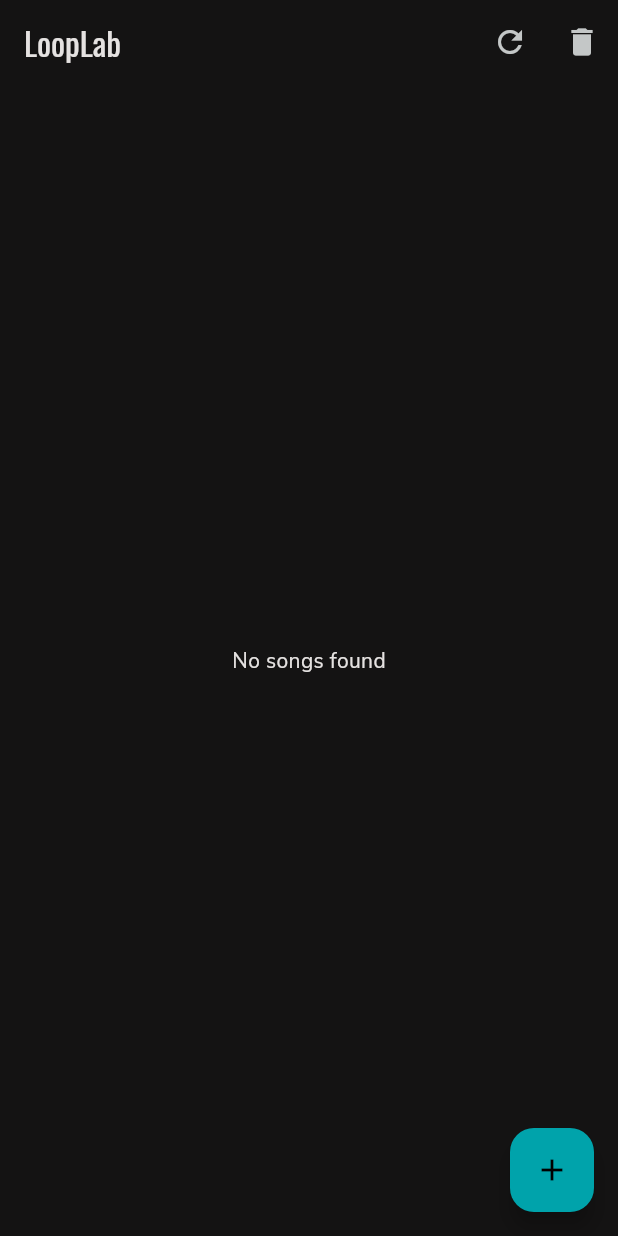
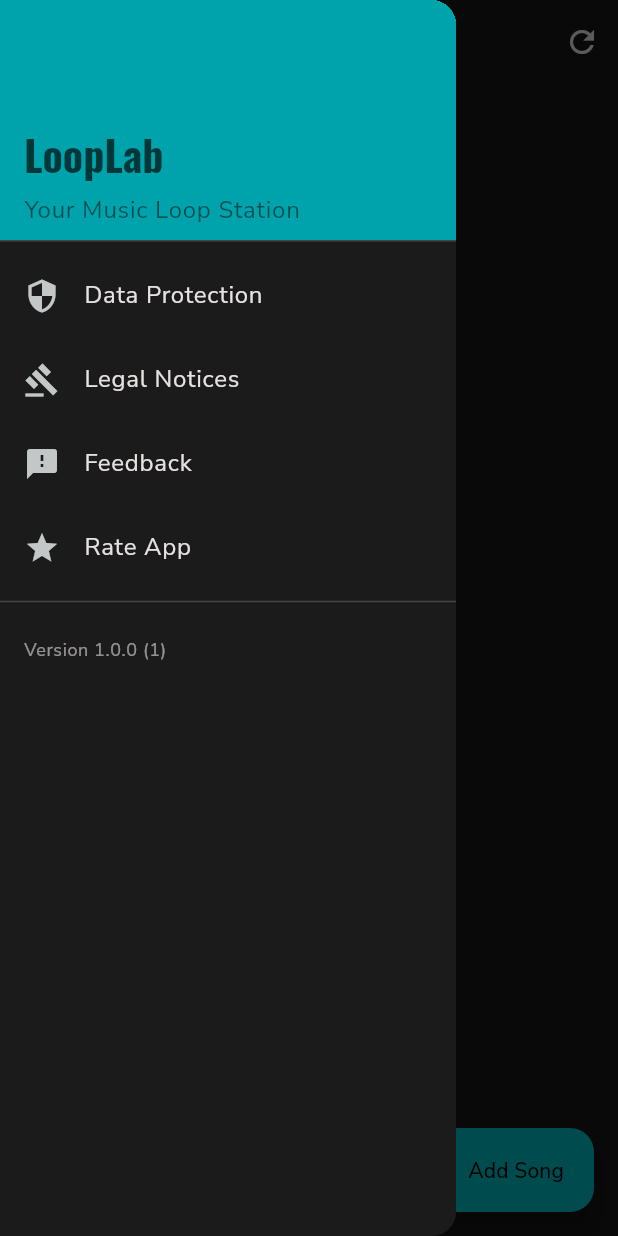
Before and after one commit to novas1r1/looplab, a Flutter app: the screen it shows after launch, with the side drawer open (before the commit the screen has no drawer), on a phone screen of 412 x 824 dp. Run offline on Flutter 3.47's test engine with Material 3 defaults, Android fonts, the phone set to English and light mode, and no system bars; our stand-ins replace bloc, dart_mappable, file_picker, flutter_bloc, google_fonts, lottie and 2 more; missing offline and left inert: flutter_soloud; generated files the repository leaves out were written again.

Commit message:
more cool stuff

```diff
--- a/lib/app/view/app.dart
+++ b/lib/app/view/app.dart
@@ -8,13 +8,20 @@ import 'package:looplab/data/repositories/song_repository.dart';
 import 'package:looplab/home/cubit/all_songs_cubit.dart';
 import 'package:looplab/home/home_page.dart';
 import 'package:looplab/l10n/l10n.dart';
+import 'package:package_info_plus/package_info_plus.dart';
 import 'package:sembast/sembast.dart';
 
 class App extends StatelessWidget {
   final Database db;
   final SoLoud soloud;
+  final PackageInfo packageInfo;
 
-  const App({required this.db, required this.soloud, super.key});
+  const App({
+    required this.db,
+    required this.soloud,
+    required this.packageInfo,
+    super.key,
+  });
 
   @override
   Widget build(BuildContext context) {
@@ -28,6 +35,7 @@ class App extends StatelessWidget {
     return RepositoryWrapper(
       db: db,
       soLoud: soloud,
+      packageInfo: packageInfo,
       child: BlocProvider(
         create: (context) => AllSongsCubit(
           songRepository: context.read<SongRepository>(),
--- a/lib/app/view/repository_wrapper.dart
+++ b/lib/app/view/repository_wrapper.dart
@@ -4,17 +4,20 @@ import 'package:flutter_bloc/flutter_bloc.dart';
 import 'package:flutter_soloud/flutter_soloud.dart';
 import 'package:looplab/data/repositories/file_repository.dart';
 import 'package:looplab/data/repositories/song_repository.dart';
+import 'package:package_info_plus/package_info_plus.dart';
 import 'package:sembast/sembast.dart';
 
 class RepositoryWrapper extends StatelessWidget {
   final Widget child;
   final Database db;
   final SoLoud soLoud;
+  final PackageInfo packageInfo;
 
   const RepositoryWrapper({
     required this.db,
     required this.child,
     required this.soLoud,
+    required this.packageInfo,
     super.key,
   });
 
@@ -28,7 +31,11 @@ class RepositoryWrapper extends StatelessWidget {
           ),
         ),
         RepositoryProvider(
-          create: (context) => SongRepository(db: db, soLoud: soLoud)..getAllSongs(),
+          create: (context) =>
+              SongRepository(db: db, soLoud: soLoud)..getAllSongs(),
+        ),
+        RepositoryProvider(
+          create: (context) => packageInfo,
         ),
       ],
       child: child,
--- a/lib/home/home_page.dart
+++ b/lib/home/home_page.dart
@@ -1,29 +1,53 @@
+import 'package:flutter/foundation.dart';
 import 'package:flutter/material.dart';
 import 'package:flutter_bloc/flutter_bloc.dart';
 import 'package:looplab/core/ui/widgets/loading.dart';
 import 'package:looplab/core/utils/duration_extension.dart';
 import 'package:looplab/data/repositories/file_repository.dart';
 import 'package:looplab/home/cubit/all_songs_cubit.dart';
+import 'package:looplab/home/widgets/custom_drawer.dart';
 import 'package:looplab/models/song.dart';
 import 'package:looplab/song/view/song_page.dart';
 
-class HomePage extends StatelessWidget {
+class HomePage extends StatefulWidget {
   const HomePage({super.key});
+
+  @override
+  State<HomePage> createState() => _HomePageState();
+}
+
+class _HomePageState extends State<HomePage> {
+  final GlobalKey<ScaffoldState> _scaffoldKey = GlobalKey<ScaffoldState>();
 
   @override
   Widget build(BuildContext context) {
     return Scaffold(
+      key: _scaffoldKey,
+      backgroundColor: Theme.of(context).colorScheme.surface,
+      drawer: const CustomDrawer(),
       appBar: AppBar(
-        title: const Text('LoopLab'),
+        elevation: 0,
+        backgroundColor: Colors.transparent,
+        leading: IconButton(
+          icon: const Icon(Icons.menu),
+          onPressed: () => _scaffoldKey.currentState?.openDrawer(),
+        ),
+        title: Text(
+          'LoopLab',
+          style: Theme.of(context).textTheme.headlineLarge?.copyWith(
+                fontWeight: FontWeight.bold,
+              ),
+        ),
         actions: [
           IconButton(
             onPressed: () => context.read<AllSongsCubit>().loadSongs(),
             icon: const Icon(Icons.refresh),
           ),
-          IconButton(
-            onPressed: () => _onClearDb(context),
-            icon: const Icon(Icons.delete),
-          ),
+          if (kDebugMode)
+            IconButton(
+              onPressed: () => _onClearDb(context),
+              icon: const Icon(Icons.delete),
+            ),
         ],
       ),
       body: BlocBuilder<AllSongsCubit, AllSongsState>(
@@ -33,24 +57,46 @@ class HomePage extends StatelessWidget {
               return const Center(child: Loading());
             case AllSongsStatus.loaded:
               if (state.songs.isEmpty) {
-                return const Center(child: Text('No songs found'));
+                return Center(
+                  child: Column(
+                    mainAxisAlignment: MainAxisAlignment.center,
+                    children: [
+                      Icon(
+                        Icons.music_note,
+                        size: 64,
+                        color: Theme.of(context)
+                            .colorScheme
+                            .primary
+                            .withOpacity(0.5),
+                      ),
+                      const SizedBox(height: 16),
+                      Text(
+                        'No songs found',
+                        style: Theme.of(context).textTheme.titleLarge,
+                      ),
+                      const SizedBox(height: 8),
+                      Text(
+                        'Tap + to add your first song',
+                        style: Theme.of(context).textTheme.bodyMedium?.copyWith(
+                              color: Theme.of(context)
+                                  .colorScheme
+                                  .onSurface
+                                  .withOpacity(0.6),
+                            ),
+                      ),
+                    ],
+                  ),
+                );
               }
-              return ListView.builder(
+              return ListView.separated(
+                padding:
+                    const EdgeInsets.symmetric(horizontal: 16, vertical: 16),
+                separatorBuilder: (context, index) => const SizedBox(height: 8),
                 itemCount: state.songs.length,
                 itemBuilder: (context, index) {
                   final song = state.songs[index];
 
-                  return ListTile(
-                    leading: CircleAvatar(
-                      child: Text('${song.loops.length}'),
-                    ),
-                    onTap: () => _onTapSong(context, song),
-                    title: Text(song.title),
-                    trailing: Text(
-                      song.duration.toFormattedString(),
-                      textAlign: TextAlign.center,
-                    ),
-                  );
+                  return HomeTile(song: song);
                 },
               );
             case AllSongsStatus.error:
@@ -60,10 +106,11 @@ class HomePage extends StatelessWidget {
           }
         },
       ),
-      floatingActionButton: FloatingActionButton(
+      floatingActionButton: FloatingActionButton.extended(
         heroTag: 'addSong',
         onPressed: () => _onAddSong(context),
-        child: const Icon(Icons.add),
+        icon: const Icon(Icons.add),
+        label: const Text('Add Song'),
       ),
     );
   }
@@ -76,14 +123,79 @@ class HomePage extends StatelessWidget {
     }
   }
 
+  Future<void> _onClearDb(BuildContext context) async {
+    await context.read<AllSongsCubit>().clearDb();
+  }
+}
+
+class HomeTile extends StatelessWidget {
+  final Song song;
+
+  const HomeTile({
+    super.key,
+    required this.song,
+  });
+
+  @override
+  Widget build(BuildContext context) {
+    return Card(
+      elevation: 2,
+      child: Container(
+        decoration: const BoxDecoration(
+          image: DecorationImage(
+            image: AssetImage('assets/images/waveform.png'),
+            fit: BoxFit.cover,
+            opacity: 0.1, // Adjust opacity here (0.0 to 1.0)
+          ),
+        ),
+        child: ListTile(
+          contentPadding: const EdgeInsets.symmetric(
+            horizontal: 16,
+            vertical: 16,
+          ),
+          leading: CircleAvatar(
+            backgroundColor: Theme.of(context).colorScheme.primary,
+            child: Text(
+              '${song.loops.length}',
+              style: TextStyle(
+                color: Theme.of(context).colorScheme.onPrimary,
+                fontWeight: FontWeight.bold,
+              ),
+            ),
+          ),
+          onTap: () => _onTapSong(context, song),
+          title: Text(
+            song.title,
+            style: Theme.of(context).textTheme.titleLarge?.copyWith(
+                  fontWeight: FontWeight.w500,
+                ),
+          ),
+          trailing: Container(
+            padding: const EdgeInsets.symmetric(
+              horizontal: 12,
+              vertical: 6,
+            ),
+            decoration: BoxDecoration(
+              color: Theme.of(context).colorScheme.primaryContainer,
+              borderRadius: BorderRadius.circular(12),
+            ),
+            child: Text(
+              song.duration.toFormattedString(),
+              style: TextStyle(
+                color: Theme.of(context).colorScheme.onPrimaryContainer,
+                fontWeight: FontWeight.w500,
+              ),
+            ),
+          ),
+        ),
+      ),
+    );
+  }
+
   void _onTapSong(BuildContext context, Song song) {
     Navigator.push(
       context,
       MaterialPageRoute(builder: (context) => SongPage(song: song)),
     );
   }
-
-  Future<void> _onClearDb(BuildContext context) async {
-    await context.read<AllSongsCubit>().clearDb();
-  }
 }
--- /dev/null
+++ b/lib/home/widgets/custom_drawer.dart
@@ -0,0 +1,108 @@
+import 'package:flutter/material.dart';
+import 'package:flutter_bloc/flutter_bloc.dart';
+import 'package:looplab/home/dataprotection_page.dart';
+import 'package:looplab/home/legal_notices_page.dart';
+import 'package:package_info_plus/package_info_plus.dart';
+
+class CustomDrawer extends StatelessWidget {
+  const CustomDrawer({
+    super.key,
+  });
+
+  @override
+  Widget build(BuildContext context) {
+    final appVersion = context.read<PackageInfo>().version;
+    final buildNumber = context.read<PackageInfo>().buildNumber;
+
+    return Drawer(
+      child: ListView(
+        padding: EdgeInsets.zero,
+        children: [
+          DrawerHeader(
+            decoration: BoxDecoration(
+              color: Theme.of(context).colorScheme.primaryContainer,
+            ),
+            child: Column(
+              crossAxisAlignment: CrossAxisAlignment.start,
+              mainAxisAlignment: MainAxisAlignment.end,
+              children: [
+                Text(
+                  'LoopLab',
+                  style: Theme.of(context).textTheme.headlineMedium?.copyWith(
+                        color: Theme.of(context).colorScheme.onPrimary,
+                        fontWeight: FontWeight.bold,
+                      ),
+                ),
+                const SizedBox(height: 8),
+                Text(
+                  'Your Music Loop Station',
+                  style: Theme.of(context).textTheme.bodyLarge?.copyWith(
+                        color: Theme.of(context)
+                            .colorScheme
+                            .onPrimary
+                            .withOpacity(0.8),
+                      ),
+                ),
+              ],
+            ),
+          ),
+          ListTile(
+            leading: const Icon(Icons.security),
+            title: const Text('Data Protection'),
+            onTap: () {
+              Navigator.pop(context);
+
+              Navigator.of(context).push(
+                MaterialPageRoute(
+                  builder: (context) => const DataprotectionPage(),
+                ),
+              );
+            },
+          ),
+          ListTile(
+            leading: const Icon(Icons.gavel),
+            title: const Text('Legal Notices'),
+            onTap: () {
+              Navigator.pop(context);
+
+              Navigator.of(context).push(
+                MaterialPageRoute(
+                  builder: (context) => const LegalNoticesPage(),
+                ),
+              );
+            },
+          ),
+          ListTile(
+            leading: const Icon(Icons.feedback),
+            title: const Text('Feedback'),
+            onTap: () {
+              // TODO: Implement feedback functionality
+              Navigator.pop(context);
+            },
+          ),
+          ListTile(
+            leading: const Icon(Icons.star),
+            title: const Text('Rate App'),
+            onTap: () {
+              // TODO: Implement app rating functionality
+              Navigator.pop(context);
+            },
+          ),
+          const Divider(),
+          Padding(
+            padding: const EdgeInsets.all(16.0),
+            child: Text(
+              'Version $appVersion ($buildNumber)',
+              style: Theme.of(context).textTheme.bodySmall?.copyWith(
+                    color: Theme.of(context)
+                        .colorScheme
+                        .onSurface
+                        .withOpacity(0.6),
+                  ),
+            ),
+          ),
+        ],
+      ),
+    );
+  }
+}
--- a/lib/loop/cubit/song_cubit.dart
+++ b/lib/loop/cubit/song_cubit.dart
@@ -24,6 +24,9 @@ class SongCubit extends Cubit<SongState> {
 
   StreamSubscription<List<Song>>? _songSubscription;
   Timer? _positionTimer;
+
+  // Add static cache map
+  static final Map<String, Float32List> _waveformCache = {};
 
   bool get isPaused => state.handle == null || soloud.getPause(state.handle!);
   Duration get currentPosition =>
@@ -79,6 +82,9 @@ class SongCubit extends Cubit<SongState> {
       await soloud.disposeSource(state.audioSource!);
     }
 
+    // Optional: Clear cache when cubit is closed
+    // _waveformCache.remove(state.song.path);
+
     return super.close();
   }
 
@@ -91,26 +97,28 @@ class SongCubit extends Cubit<SongState> {
         throw Exception('File not found: ${state.song.path}');
       }
 
-      // Pre-load the file into memory for better performance
-      final bytes = await file.readAsBytes();
+      // Check cache first
+      Float32List? waveformData = _waveformCache[state.song.path];
 
-      // Load audio with better buffering
-      final source = await soloud.loadFile(
-        state.song.path,
-      );
+      if (waveformData == null) {
+        log('NO CACHE AVAILABLE FOR ${state.song.path}');
+        // Only read bytes and generate waveform if not cached
+        final bytes = await file.readAsBytes();
+        waveformData = await soloud.readSamplesFromMem(
+          bytes,
+          200 * 10,
+        );
+        // Store in cache
+        _waveformCache[state.song.path] = waveformData;
+      }
 
+      final source = await soloud.loadFile(state.song.path);
       final handle = await soloud.play(source, paused: true);
-
-      // Read waveform data directly since we can't use compute with native resources
-      final data = await soloud.readSamplesFromMem(
-        bytes,
-        200 * 10,
-      );
 
       emit(
         state.copyWith(
           audioSource: source,
-          data: data,
+          data: waveformData,
           status: SongStatus.loaded,
           handle: handle,
           song: state.song,
--- a/lib/main.dart
+++ b/lib/main.dart
@@ -4,6 +4,7 @@ import 'package:flutter_soloud/flutter_soloud.dart';
 import 'package:looplab/app/app.dart';
 import 'package:looplab/bootstrap.dart';
 import 'package:looplab/models/song.dart';
+import 'package:package_info_plus/package_info_plus.dart';
 import 'package:path/path.dart';
 import 'package:path_provider/path_provider.dart';
 import 'package:sembast/sembast_io.dart';
@@ -26,5 +27,7 @@ Future<void> main() async {
     sampleRate: 48000,
   );
 
-  bootstrap(() => App(db: db, soloud: soloud));
+  final packageInfo = await PackageInfo.fromPlatform();
+
+  bootstrap(() => App(db: db, soloud: soloud, packageInfo: packageInfo));
 }
--- a/lib/song/widgets/loop_controller.dart
+++ b/lib/song/widgets/loop_controller.dart
@@ -47,6 +47,7 @@ class LoopController extends StatelessWidget {
                       icon: const Icon(Icons.skip_previous),
                     ),
                     IconButton(
+                      iconSize: 36,
                       onPressed: activeLoop?.start != null &&
                               activeLoop?.end != null
                           ? () => context.read<SongCubit>().isPaused
--- a/pubspec.yaml
+++ b/pubspec.yaml
@@ -9,7 +9,6 @@ environment:
 dependencies:
   # audio_waveforms: ^1.0.5
   bloc: ^8.1.4
-  dart_code_metrics_presets: ^2.16.0
   dart_mappable: ^4.3.0
   file_picker: ^8.1.7
   flutter:
@@ -26,6 +25,7 @@ dependencies:
   intl: ^0.19.0
   lint: ^2.3.0
   lottie: ^3.2.0
+  package_info_plus: ^8.1.2
   path: ^1.9.0
   path_provider: ^2.1.4
   sembast: ^3.8.0
@@ -45,3 +45,4 @@ flutter:
 
   assets:
     - assets/animations/
+    - assets/images/
```
Also changed, not shown: lib/home/dataprotection_page.dart (added, +86 -0 lines), lib/home/legal_notices_page.dart (added, +54 -0 lines), lib/song/view/song_page.dart (+4 -7 lines), assets/images/waveform.png (added), pubspec.lock.
